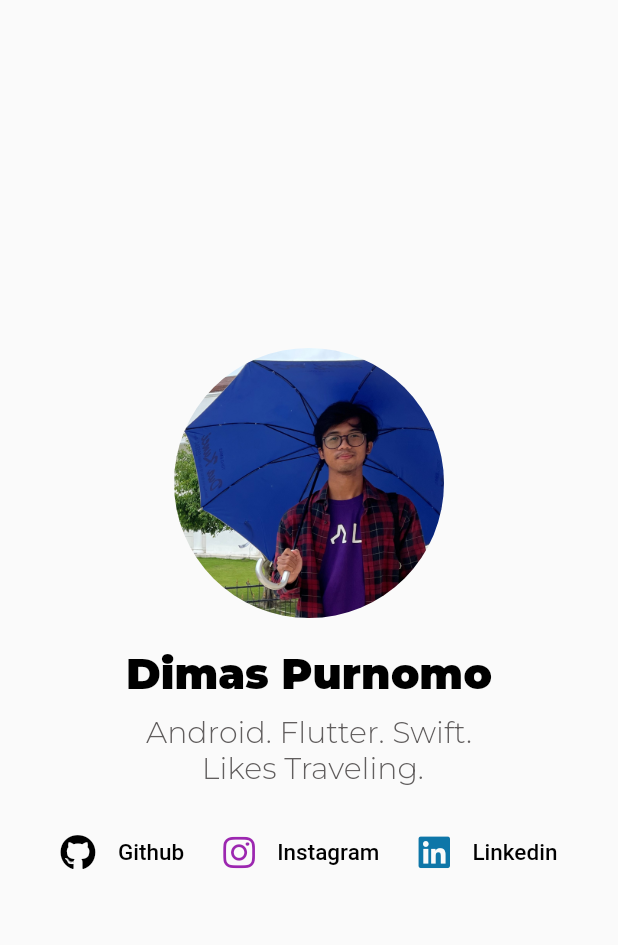
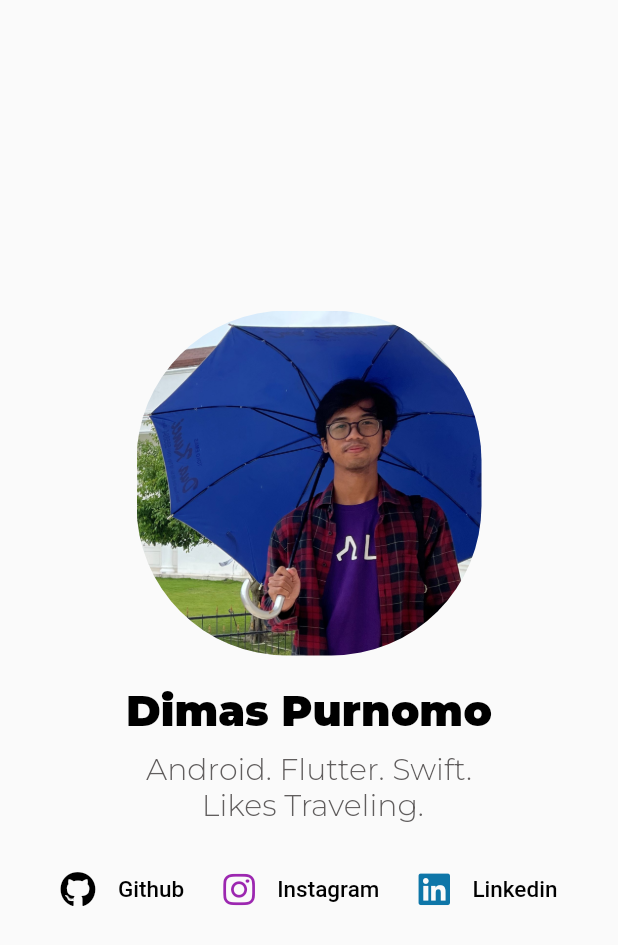
Before and after one commit to d1mzpur/d1mzpur.xyz, a Flutter app: the screen it shows after launch, on a phone screen of 412 x 824 dp. Shown: the top 945 px of the screen. Run offline on Flutter 3.47's test engine with Material 2 defaults, Android fonts, the phone set to English and light mode, and no system bars; our stand-ins replace font_awesome_flutter; project files that could hold a hidden picture were left out.

Commit message:
change icon

```diff
--- a/lib/main.dart
+++ b/lib/main.dart
@@ -38,8 +38,8 @@ class _MyHomePageState extends State<MyHomePage> {
                 mainAxisAlignment: MainAxisAlignment.center,
                 children: [
                   Container(
-                    width: 180,
-                    height: 180,
+                    width: 230,
+                    height: 230,
                     decoration: BoxDecoration(
                       borderRadius: BorderRadius.circular(100.0),
                       image: const DecorationImage(
```
Also changed, not shown: 6 other files.
